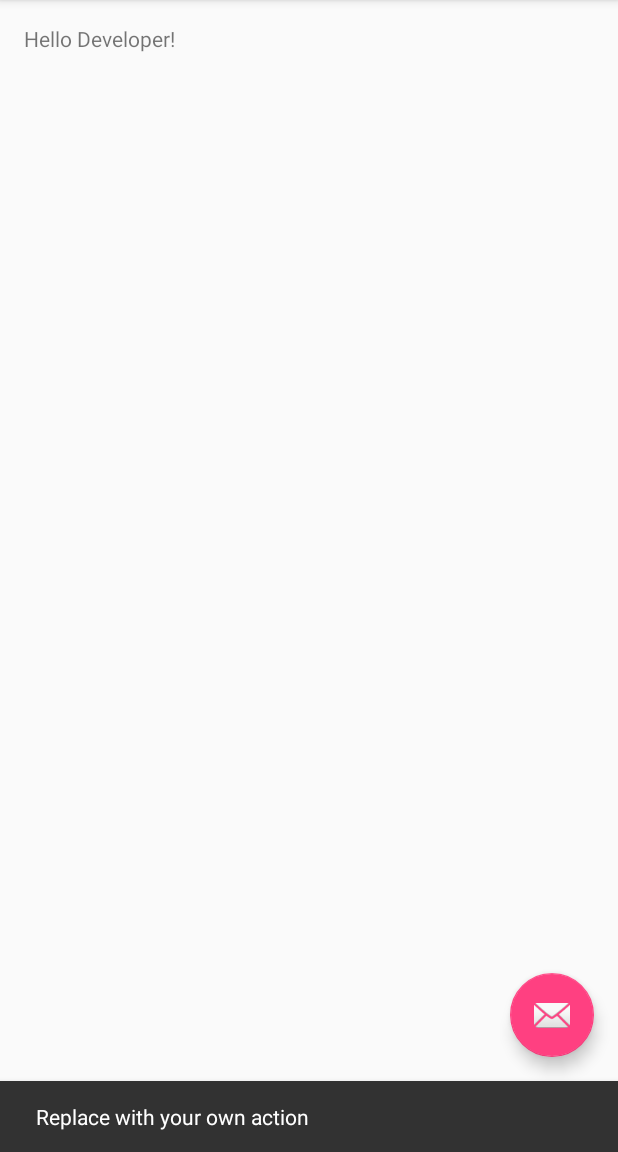
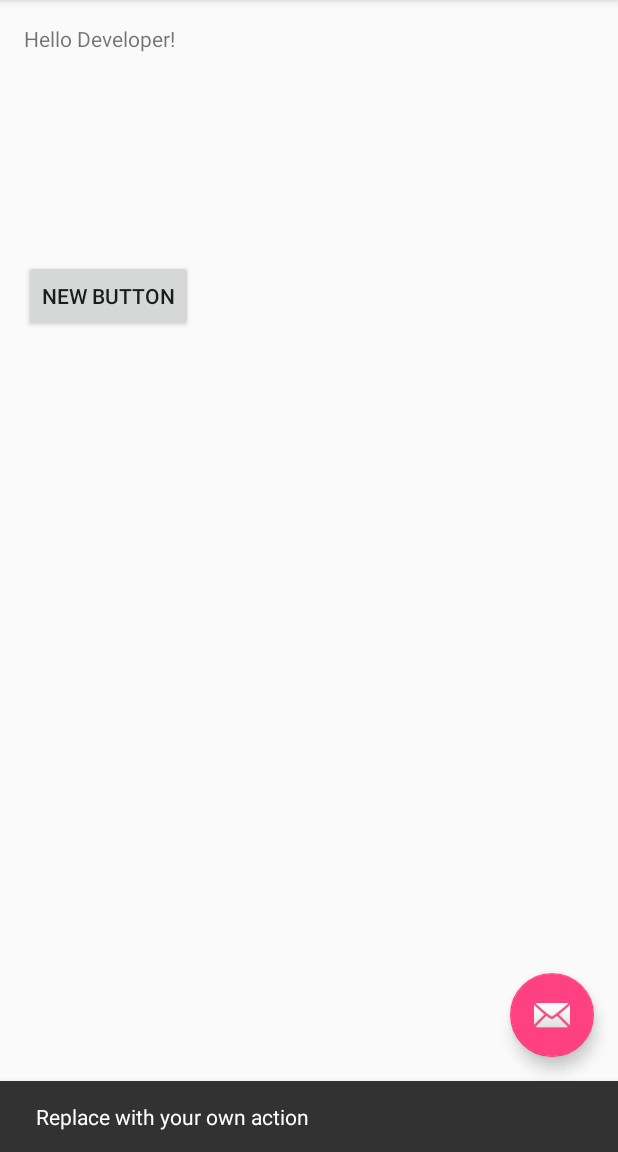
Before and after one commit to Driversbuddy/DriversBuddy, an Android app: the screen it shows after launch (MainActivity), after a tap on an icon or button, on a phone screen of 412 x 824 dp, the part 84-1236 px from its top. Run offline under Robolectric (Android 15) with nearby library versions, the phone set to English and light mode, and no system bars.

Commit message:
added new button

```diff
--- a/app/src/main/res/layout/content_main.xml
+++ b/app/src/main/res/layout/content_main.xml
@@ -18,4 +18,14 @@
         android:layout_height="wrap_content"
         android:text="Hello Developer!" />
 
+    <Button
+        android:id="@+id/button"
+        android:layout_width="wrap_content"
+        android:layout_height="wrap_content"
+        android:layout_alignParentLeft="true"
+        android:layout_alignParentStart="true"
+        android:layout_below="@+id/textView"
+        android:layout_marginTop="138dp"
+        android:text="New Button" />
+
 </RelativeLayout>
```
